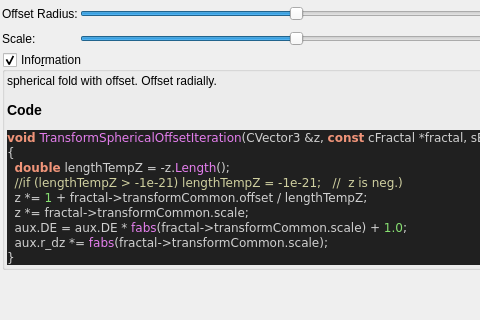
Before: the Qt Designer form mandelbulber2/qt_data/fractal_transf_spherical_offset.ui in buddhi1980/mandelbulber2, drawn with Qt 5; both pictures show x 0 to 480 and y 0 to 320 of the 604 by 558 pixel window.
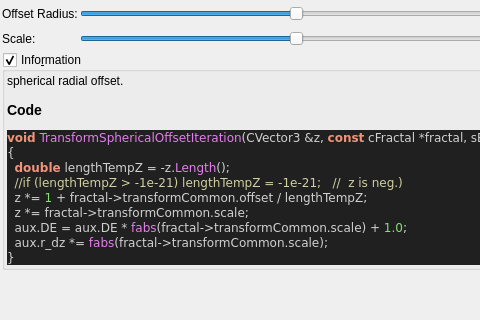
After: the same form once the commit is applied. Custom widgets are drawn as their Qt base class.

```diff
--- a/mandelbulber2/qt_data/fractal_transf_spherical_offset.ui
+++ b/mandelbulber2/qt_data/fractal_transf_spherical_offset.ui
@@ -186,7 +186,7 @@
       <item>
        <widget class="QLabel" name="label_code_content">
         <property name="text">
-         <string>&lt;p&gt;spherical fold with offset. Offset radially.&lt;/p&gt;&lt;table&gt;
+         <string>&lt;p&gt;spherical radial offset.&lt;/p&gt;&lt;table&gt;
 &lt;/table&gt;
 &lt;h3&gt;Code&lt;/h3&gt;
 &lt;body style=&quot;background-color:#202020&quot;&gt;
```
